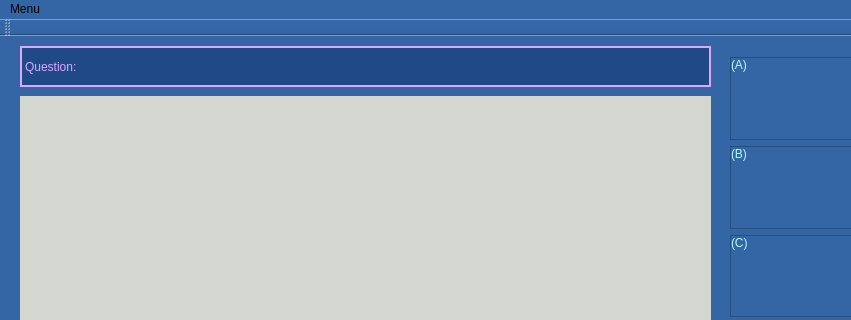
Old version of the form EducationalApp/demowindow.ui in the repository ChristopherDHanson/CannonBlaster; both pictures show x 0 to 851 and y 0 to 320 of the 948 by 572 pixel window.
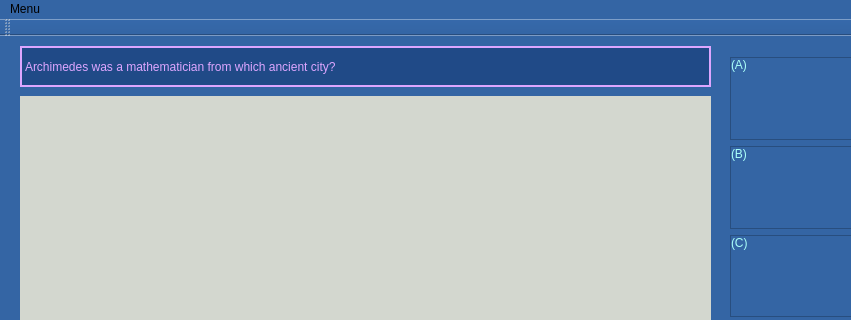
New version of the form. Custom widgets are drawn as their Qt base class.

```diff
--- a/EducationalApp/demowindow.ui
+++ b/EducationalApp/demowindow.ui
@@ -286,7 +286,7 @@
      <enum>QFrame::WinPanel</enum>
     </property>
     <property name="text">
-     <string>Question: </string>
+     <string>Archimedes was a mathematician from which ancient city?</string>
     </property>
    </widget>
    <widget class="QWidget" name="verticalLayoutWidget">
```
